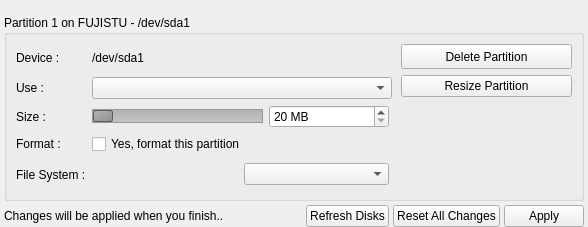
Before: the Qt Designer form yali4/gui/Ui/partedit.ui in dadas45li/yali, drawn with Qt 5.
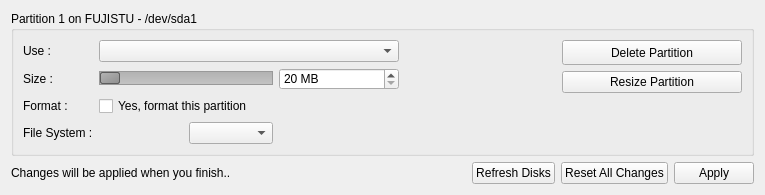
After: the same form once the commit is applied.

Commit message: * Fix layout issues forx 800x600 resolution

The edit to the form file:
```diff
--- a/yali4/gui/Ui/partedit.ui
+++ b/yali4/gui/Ui/partedit.ui
@@ -6,30 +6,15 @@
    <rect>
     <x>0</x>
     <y>0</y>
-    <width>588</width>
-    <height>227</height>
+    <width>765</width>
+    <height>190</height>
    </rect>
   </property>
   <property name="windowTitle">
    <string>Form</string>
   </property>
-  <layout class="QGridLayout">
-   <property name="leftMargin">
-    <number>4</number>
-   </property>
-   <property name="topMargin">
-    <number>0</number>
-   </property>
-   <property name="rightMargin">
-    <number>4</number>
-   </property>
-   <property name="bottomMargin">
-    <number>0</number>
-   </property>
-   <property name="spacing">
-    <number>4</number>
-   </property>
-   <item row="0" column="0">
+  <layout class="QVBoxLayout" name="verticalLayout">
+   <item>
     <spacer>
      <property name="orientation">
       <enum>Qt::Vertical</enum>
@@ -42,7 +27,7 @@
      </property>
     </spacer>
    </item>
-   <item row="1" column="0">
+   <item>
     <widget class="QGroupBox" name="deviceGroup">
      <property name="sizePolicy">
       <sizepolicy hsizetype="Preferred" vsizetype="Fixed">
@@ -59,7 +44,7 @@
      <property name="maximumSize">
       <size>
        <width>16777215</width>
-       <height>200</height>
+       <height>145</height>
       </size>
      </property>
      <property name="autoFillBackground">
@@ -71,81 +56,10 @@
      <property name="title">
       <string>Partition 1 on FUJISTU - /dev/sda1</string>
      </property>
-     <layout class="QGridLayout">
+     <layout class="QGridLayout" name="gridLayout_2">
+      <item row="0" column="0" rowspan="2">
+       <layout class="QGridLayout" name="gridLayout">
       <item row="0" column="0">
-       <widget class="QLabel" name="label">
-        <property name="font">
-         <font/>
-        </property>
-        <property name="text">
-         <string>Device :</string>
-        </property>
-       </widget>
-      </item>
-      <item row="0" column="1">
-       <widget class="QLabel" name="devicePath">
-        <property name="text">
-         <string>/dev/sda1</string>
-        </property>
-       </widget>
-      </item>
-      <item row="0" column="5" rowspan="5">
-       <layout class="QVBoxLayout">
-        <item>
-         <widget class="QPushButton" name="deletePartition">
-          <property name="minimumSize">
-           <size>
-            <width>0</width>
-            <height>25</height>
-           </size>
-          </property>
-          <property name="styleSheet">
-           <string notr="true"/>
-          </property>
-          <property name="text">
-           <string>Delete Partition</string>
-          </property>
-         </widget>
-        </item>
-        <item>
-         <widget class="QPushButton" name="resizePartition">
-          <property name="text">
-           <string>Resize Partition</string>
-          </property>
-         </widget>
-        </item>
-        <item>
-         <spacer>
-          <property name="orientation">
-           <enum>Qt::Horizontal</enum>
-          </property>
-          <property name="sizeType">
-           <enum>QSizePolicy::Fixed</enum>
-          </property>
-          <property name="sizeHint" stdset="0">
-           <size>
-            <width>180</width>
-            <height>20</height>
-           </size>
-          </property>
-         </spacer>
-        </item>
-        <item>
-         <spacer>
-          <property name="orientation">
-           <enum>Qt::Vertical</enum>
-          </property>
-          <property name="sizeHint" stdset="0">
-           <size>
-            <width>20</width>
-            <height>40</height>
-           </size>
-          </property>
-         </spacer>
-        </item>
-       </layout>
-      </item>
-      <item row="1" column="0">
        <widget class="QLabel" name="label_2">
         <property name="font">
          <font/>
@@ -155,7 +69,7 @@
         </property>
        </widget>
       </item>
-      <item row="1" column="1" colspan="2">
+        <item row="0" column="1" colspan="2">
        <widget class="QComboBox" name="formatType">
         <property name="minimumSize">
          <size>
@@ -170,7 +84,7 @@
         </item>
        </widget>
       </item>
-      <item row="2" column="0">
+        <item row="1" column="0">
        <widget class="QLabel" name="label_4">
         <property name="font">
          <font/>
@@ -180,7 +94,7 @@
         </property>
        </widget>
       </item>
-      <item row="2" column="1">
+        <item row="1" column="1">
        <widget class="QSlider" name="partitionSlider">
         <property name="styleSheet">
          <string notr="true">QSlider::groove:horizontal {
@@ -204,7 +118,7 @@
         </property>
        </widget>
       </item>
-      <item row="2" column="2">
+        <item row="1" column="2">
        <widget class="QSpinBox" name="partitionSize">
         <property name="sizePolicy">
          <sizepolicy hsizetype="Preferred" vsizetype="Fixed">
@@ -235,7 +149,7 @@
         </property>
        </widget>
       </item>
-      <item row="3" column="0">
+        <item row="2" column="0">
        <widget class="QLabel" name="label_3">
         <property name="font">
          <font/>
@@ -245,14 +159,14 @@
         </property>
        </widget>
       </item>
-      <item row="3" column="1" colspan="2">
+        <item row="2" column="1">
        <widget class="QCheckBox" name="formatCheck">
         <property name="text">
          <string>Yes, format this partition</string>
         </property>
        </widget>
       </item>
-      <item row="4" column="0">
+        <item row="3" column="0">
        <widget class="QLabel" name="label_7">
         <property name="font">
          <font/>
@@ -262,7 +176,7 @@
         </property>
        </widget>
       </item>
-      <item row="4" column="1" colspan="2">
+        <item row="3" column="1">
        <layout class="QHBoxLayout">
         <item>
          <widget class="QLabel" name="fileSystem">
@@ -292,7 +206,78 @@
         </item>
        </layout>
       </item>
-      <item row="4" column="3">
+       </layout>
+      </item>
+      <item row="0" column="2">
+       <spacer>
+        <property name="orientation">
+         <enum>Qt::Horizontal</enum>
+        </property>
+        <property name="sizeHint" stdset="0">
+         <size>
+          <width>90</width>
+          <height>110</height>
+         </size>
+        </property>
+       </spacer>
+      </item>
+      <item row="0" column="3" rowspan="2">
+       <layout class="QVBoxLayout">
+        <item>
+         <widget class="QPushButton" name="deletePartition">
+          <property name="minimumSize">
+           <size>
+            <width>0</width>
+            <height>25</height>
+           </size>
+          </property>
+          <property name="styleSheet">
+           <string notr="true"/>
+          </property>
+          <property name="text">
+           <string>Delete Partition</string>
+          </property>
+         </widget>
+        </item>
+        <item>
+         <widget class="QPushButton" name="resizePartition">
+          <property name="text">
+           <string>Resize Partition</string>
+          </property>
+         </widget>
+        </item>
+        <item>
+         <spacer>
+          <property name="orientation">
+           <enum>Qt::Horizontal</enum>
+          </property>
+          <property name="sizeType">
+           <enum>QSizePolicy::Fixed</enum>
+          </property>
+          <property name="sizeHint" stdset="0">
+           <size>
+            <width>180</width>
+            <height>20</height>
+           </size>
+          </property>
+         </spacer>
+        </item>
+        <item>
+         <spacer>
+          <property name="orientation">
+           <enum>Qt::Vertical</enum>
+          </property>
+          <property name="sizeHint" stdset="0">
+           <size>
+            <width>20</width>
+            <height>40</height>
+           </size>
+          </property>
+         </spacer>
+        </item>
+       </layout>
+      </item>
+      <item row="1" column="1">
        <widget class="QLabel" name="label_6">
         <property name="sizePolicy">
          <sizepolicy hsizetype="Fixed" vsizetype="Fixed">
@@ -317,23 +302,10 @@
         </property>
        </widget>
       </item>
-      <item row="0" column="4" rowspan="4">
-       <spacer>
-        <property name="orientation">
-         <enum>Qt::Horizontal</enum>
-        </property>
-        <property name="sizeHint" stdset="0">
-         <size>
-          <width>90</width>
-          <height>110</height>
-         </size>
-        </property>
-       </spacer>
-      </item>
      </layout>
     </widget>
    </item>
-   <item row="2" column="0">
+   <item>
     <layout class="QHBoxLayout">
      <item>
       <widget class="QLabel" name="information">
```
Lines whose indentation alone changed are shown as unchanged. The commit also changes 6 other files.
